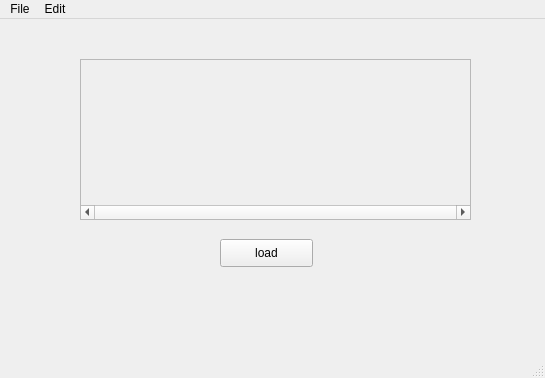
First picture: the form in code/mainWindow.ui, repository Neutrinoant/TaikoEditor, before the edit.
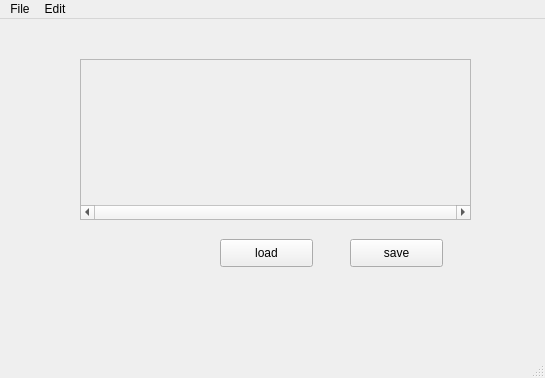
Second picture: the form after the edit. Icons and pictures are not drawn.

```diff
--- a/code/mainWindow.ui
+++ b/code/mainWindow.ui
@@ -116,6 +116,19 @@
      <string>load</string>
     </property>
    </widget>
+   <widget class="QPushButton" name="push_save">
+    <property name="geometry">
+     <rect>
+      <x>350</x>
+      <y>220</y>
+      <width>93</width>
+      <height>28</height>
+     </rect>
+    </property>
+    <property name="text">
+     <string>save</string>
+    </property>
+   </widget>
   </widget>
   <widget class="QMenuBar" name="menubar">
    <property name="geometry">
```
Left out of the diff: 4 changed lines with no effect on the pictures.
